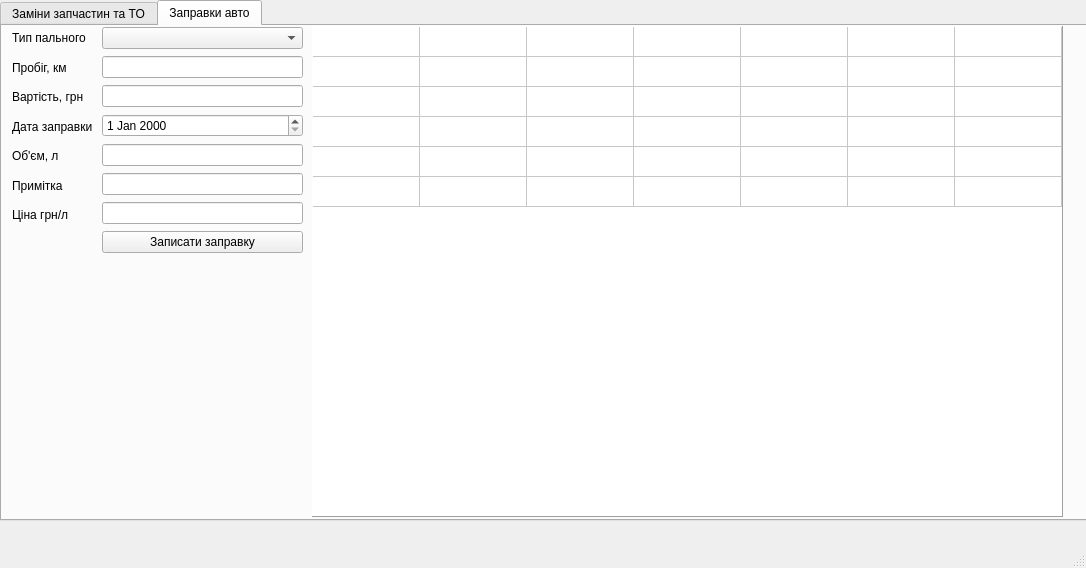
Before: the Qt Designer form ui.ui in Vitech-UA/AutoTool, drawn with Qt 5.
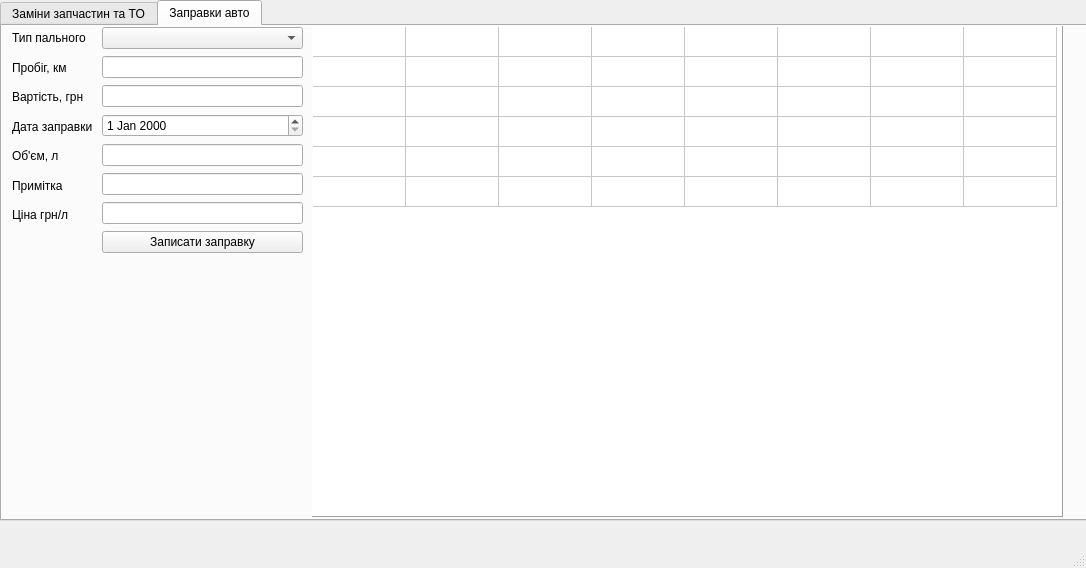
After: the same form once the commit is applied.

Commit message: Допиляв формування SQL запиту на додавання заправки у базу даних.

What changed in the file:
```diff
--- a/ui.ui
+++ b/ui.ui
@@ -258,7 +258,7 @@
        <number>6</number>
       </property>
       <property name="columnCount">
-       <number>7</number>
+       <number>8</number>
       </property>
       <attribute name="horizontalHeaderVisible">
        <bool>false</bool>
@@ -267,7 +267,7 @@
        <bool>false</bool>
       </attribute>
       <attribute name="horizontalHeaderDefaultSectionSize">
-       <number>107</number>
+       <number>93</number>
       </attribute>
       <attribute name="verticalHeaderVisible">
        <bool>false</bool>
@@ -285,6 +285,7 @@
       <column/>
       <column/>
       <column/>
+      <column/>
      </widget>
      <widget class="QWidget" name="layoutWidget_3">
       <property name="geometry">
```
Left out of the diff: 2 changed lines with no effect on the pictures. The commit also changes 2 other files.
